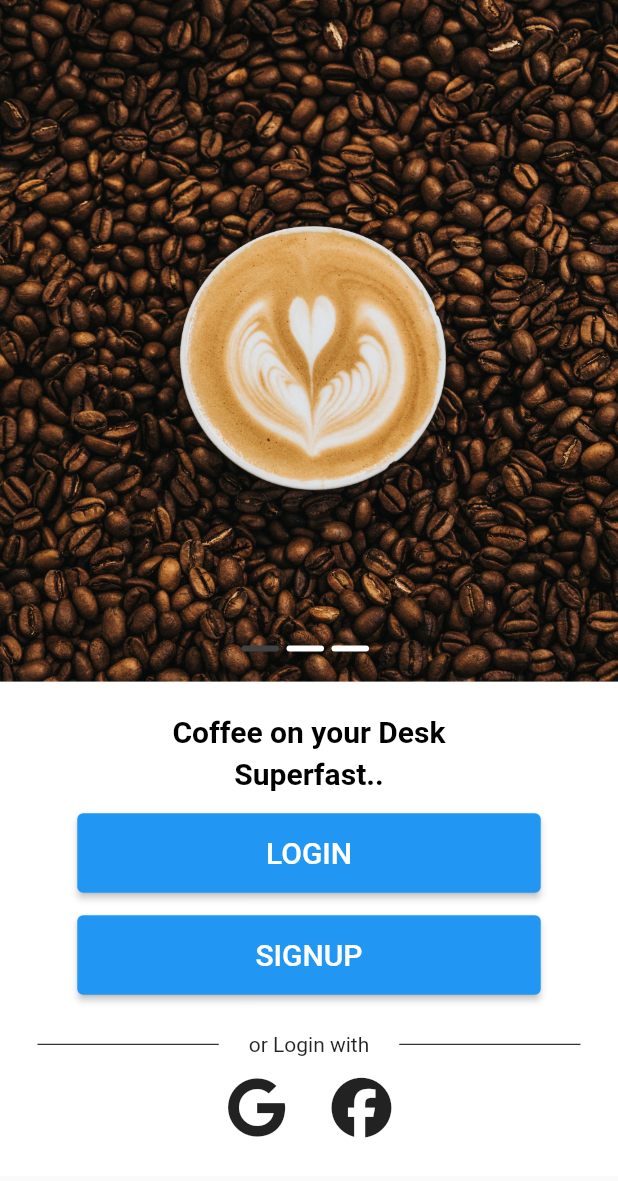
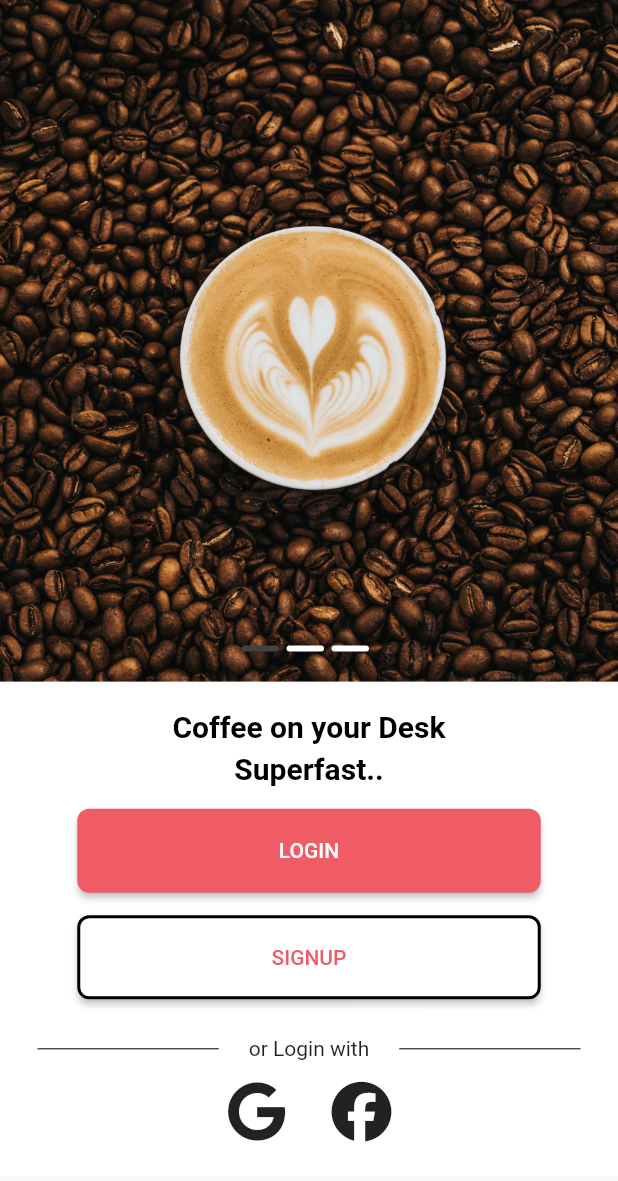
Before and after one commit to Giniatsu/flutter_third_activity, a Flutter app: the screen it shows after launch, on a phone screen of 412 x 824 dp. Shown: the top 1181 px of the screen. Run offline on Flutter 3.47's test engine with Material 2 defaults, Android fonts, the phone set to English and light mode, and no system bars; our stand-ins replace font_awesome_flutter.

Commit message:
Dirty Finishing, needs retouchment

```diff
--- a/lib/screens/login.dart
+++ b/lib/screens/login.dart
@@ -10,16 +10,14 @@ class LoginScreen extends StatefulWidget {
 
 class _LoginScreenState extends State<LoginScreen> {
   final List<List<String>> coffees = [
-    [
-      'assets/images/coffee-4.jpg'
-    ],
+    ['assets/images/coffee-4.jpg'],
     ['assets/images/coffee-2.jpg'],
     ['assets/images/coffee-1.jpg']
   ];
   int currentIndex = 0;
   void _next() {
     setState(() {
-      if(currentIndex < coffees.length - 1) {
+      if (currentIndex < coffees.length - 1) {
         currentIndex++;
       } else {
         currentIndex = currentIndex;
@@ -36,29 +34,70 @@ class _LoginScreenState extends State<LoginScreen> {
       }
     });
   }
+
   @override
   Widget build(BuildContext context) {
-    return Scaffold(
-      body: Container(
-        child: Column(
+    return Scaffold(body: LayoutBuilder(
+      builder: (BuildContext, BoxConstraints constraints) {
+        if (constraints.maxWidth > 650) {
+          return isLargeScreen(context);
+        } else {
+          return isSmallScreen(context);
+        }
+      },
+    ));
+  }
+
+  Widget isLargeScreen(BuildContext context) {
+    return Container(
+      height: MediaQuery.of(context).size.height,
+      width: MediaQuery.of(context).size.width,
+      child: Row(
+        mainAxisAlignment: MainAxisAlignment.center,
+        crossAxisAlignment: CrossAxisAlignment.center,
+        mainAxisSize: MainAxisSize.max,
+        children: [
+          Expanded(
+            child: Container(
+              child: mobileUI(context, MediaQuery.of(context).size.height),
+            ),
+          ),
+          Container(
+              padding: EdgeInsets.symmetric(horizontal: 20),
+              width: MediaQuery.of(context).size.width * .33,
+              height: MediaQuery.of(context).size.height,
+              child: loginButtons(context)
+              )
+        ],
+      ),
+    );
+  }
+
+  Widget isSmallScreen(BuildContext context) {
+    return Container(
+      child: mobileUI(context, MediaQuery.of(context).size.height * .6),
+    );
+  }
+
+  Widget mobileUI(BuildContext context, double height) {
+    return Column(
         children: <Widget>[
           GestureDetector(
             onHorizontalDragEnd: (DragEndDetails details) {
-                if (details.velocity.pixelsPerSecond.dx > 0){
+              if (details.velocity.pixelsPerSecond.dx > 0) {
                 _prev();
-                } else if (details.velocity.pixelsPerSecond.dx < 0){
+              } else if (details.velocity.pixelsPerSecond.dx < 0) {
                 _next();
               }
             },
             child: Container(
               width: double.infinity,
-                height: MediaQuery.of(context).size.height * .6,
+              height: height,
               decoration: BoxDecoration(
                   image: DecorationImage(
                 image: AssetImage(coffees[currentIndex][0]),
                 fit: BoxFit.cover,
-                    )
-                ),
+              )),
               child: Column(
                 mainAxisAlignment: MainAxisAlignment.end,
                 children: <Widget>[
@@ -79,20 +118,16 @@ class _LoginScreenState extends State<LoginScreen> {
               child: Container(
                 width: double.infinity,
                 padding: EdgeInsets.all(15),
-                  decoration: BoxDecoration(
-                    color: Colors.white
-                  ),
-                  child: loginButtons(context)
+                decoration: BoxDecoration(color: Colors.white),
+                child: loginButtons(context),
               ),
             ),
           )
         ],
-        ),
-      ),
       );
   }
 
-  Widget _indicator(bool isActive){
+  Widget _indicator(bool isActive) {
     return Expanded(
       child: Container(
         height: 4,
@@ -105,10 +140,10 @@ class _LoginScreenState extends State<LoginScreen> {
     );
   }
 
-  List<Widget> _buildIndicator(){
+  List<Widget> _buildIndicator() {
     List<Widget> indicators = [];
-    for(int i = 0; i < coffees.length; i++){
-      if(i == currentIndex){
+    for (int i = 0; i < coffees.length; i++) {
+      if (i == currentIndex) {
         indicators.add(_indicator(true));
       } else {
         indicators.add(_indicator(false));
@@ -138,11 +173,11 @@ class _LoginScreenState extends State<LoginScreen> {
         SizedBox(
           height: 15,
         ),
-        theButton("LOGIN", MediaQuery.of(context).size.width),
+        theButton("LOGIN", MediaQuery.of(context).size.width, Color.fromARGB(255, 239, 92, 102), Colors.white, Colors.transparent, 0),
         const SizedBox(
           height: 15,
         ),
-        theButton("SIGNUP", MediaQuery.of(context).size.width),
+        theButton("SIGNUP", MediaQuery.of(context).size.width, Colors.white, Color.fromARGB(255, 239, 92, 102), Colors.black, 2),
         const SizedBox(
           height: 15,
         ),
@@ -188,22 +223,29 @@ class _LoginScreenState extends State<LoginScreen> {
     );
   }
 
-  Widget theButton(String caption, double width) {
+  Widget theButton(String caption, double width, Color bgcolor, Color txtcolor, Color bscolor, double num) {
     return Container(
       width: width * .75,
       child: ElevatedButton(
         onPressed: () {},
         style: ButtonStyle(
-            backgroundColor: MaterialStateProperty.all<Color>(Colors.blue),
-            padding:
-                MaterialStateProperty.all<EdgeInsets>(EdgeInsets.all(15.0))),
+          padding: MaterialStateProperty.all<EdgeInsets>(EdgeInsets.all(20)),
+          backgroundColor: MaterialStateProperty.all<Color>(bgcolor),
+          shape: MaterialStateProperty.all<RoundedRectangleBorder>(
+            RoundedRectangleBorder(
+              borderRadius: BorderRadius.circular(8.0),
+              side: BorderSide(color: bscolor, width: num),
+            ),
+          ),
+        ),
         child: Text(
           caption,
           textAlign: TextAlign.center,
-          style: const TextStyle(fontSize: 20),
+          style: TextStyle(
+            color: txtcolor,
+          ),
         ),
       ),
     );
   }
-
 }
```
Lines whose indentation alone changed are shown as unchanged.
